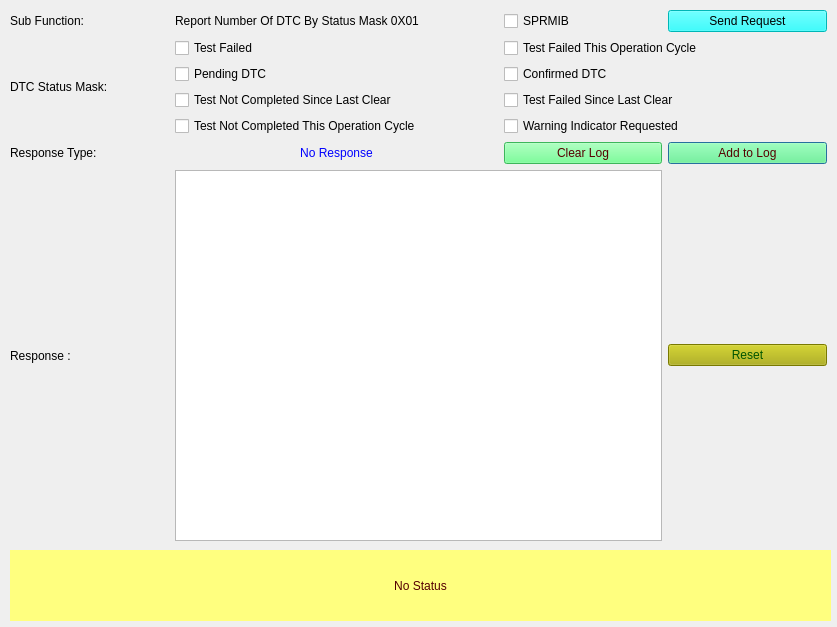
Above: SID_19_01.ui from VicharaVandana/ProxiCan before the change. Below: the same form after it.
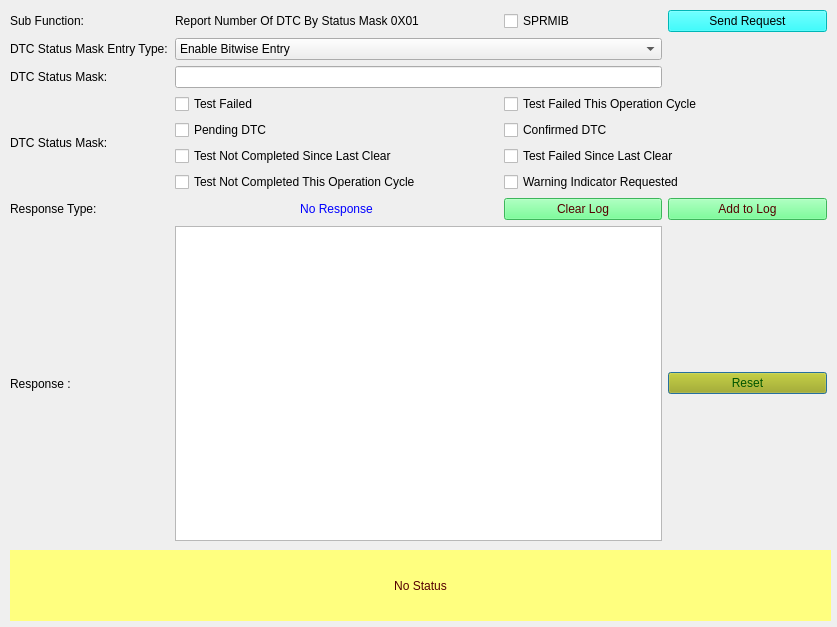
That is the form after the change.

Commit message: Service19 ReadDTCInformation Updated

What changed in the file:
```diff
--- a/SID_19_01.ui
+++ b/SID_19_01.ui
@@ -26,39 +26,14 @@
     <property name="sizeConstraint">
      <enum>QLayout::SetNoConstraint</enum>
     </property>
-    <item row="8" column="1" colspan="3">
-     <widget class="QTextBrowser" name="textBrowser_Resp"/>
-    </item>
-    <item row="5" column="4">
-     <widget class="QPushButton" name="pushButton_appendLog">
-      <property name="styleSheet">
-       <string notr="true">background-color: rgb(85, 255, 127);
-color: rgb(85, 0, 0);</string>
-      </property>
+    <item row="0" column="0">
+     <widget class="QLabel" name="label_subFunction">
       <property name="text">
-       <string>Add to Log</string>
+       <string>Sub Function:</string>
       </property>
      </widget>
     </item>
-    <item row="5" column="3">
-     <widget class="QPushButton" name="pushButton_clearLog">
-      <property name="styleSheet">
-       <string notr="true">background-color: rgb(85, 255, 127);
-color: rgb(85, 0, 0);</string>
-      </property>
-      <property name="text">
-       <string>Clear Log</string>
-      </property>
-     </widget>
-    </item>
-    <item row="8" column="0">
-     <widget class="QLabel" name="label_4">
-      <property name="text">
-       <string>Response : </string>
-      </property>
-     </widget>
-    </item>
-    <item row="8" column="4">
+    <item row="10" column="4">
      <widget class="QPushButton" name="pushButton_reset">
       <property name="styleSheet">
        <string notr="true">background-color: rgb(170, 170, 0);
@@ -70,45 +45,7 @@
       </property>
      </widget>
     </item>
-    <item row="5" column="0">
-     <widget class="QLabel" name="label_5">
-      <property name="text">
-       <string>Response Type: </string>
-      </property>
-     </widget>
-    </item>
-    <item row="0" column="0">
-     <widget class="QLabel" name="label_subFunction">
-      <property name="text">
-       <string>Sub Function:</string>
-      </property>
-     </widget>
-    </item>
-    <item row="1" column="1" colspan="4">
-     <layout class="QHBoxLayout" name="horizontalLayout">
-      <item>
-       <widget class="QCheckBox" name="checkBox_statusMask_bit0">
-        <property name="toolTip">
-         <string>&lt;html&gt;&lt;head/&gt;&lt;body&gt;&lt;p&gt;&lt;span style=&quot; font-family:'ui-sans-serif','-apple-system','system-ui','Segoe UI','Helvetica','Apple Color Emoji','Arial','sans-serif','Segoe UI Emoji','Segoe UI Symbol'; font-size:16px; color:#0d0d0d; background-color:#ffffff;&quot;&gt;Selecting this indicates the &lt;/span&gt;&lt;span style=&quot; font-family:'ui-sans-serif','-apple-system','system-ui','Segoe UI','Helvetica','Apple Color Emoji','Arial','sans-serif','Segoe UI Emoji','Segoe UI Symbol'; font-size:16px; font-weight:600; color:#0d0d0d; background-color:#ffffff;&quot;&gt;DTC test &lt;/span&gt;&lt;span style=&quot; font-family:'ui-sans-serif','-apple-system','system-ui','Segoe UI','Helvetica','Apple Color Emoji','Arial','sans-serif','Segoe UI Emoji','Segoe UI Symbol'; font-size:16px; color:#0d0d0d; background-color:#ffffff;&quot;&gt;has &lt;/span&gt;&lt;span style=&quot; font-family:'ui-sans-serif','-apple-system','system-ui','Segoe UI','Helvetica','Apple Color Emoji','Arial','sans-serif','Segoe UI Emoji','Segoe UI Symbol'; font-size:16px; font-weight:600; color:#0d0d0d; background-color:#ffffff;&quot;&gt;matured as a failure&lt;/span&gt;&lt;span style=&quot; font-family:'ui-sans-serif','-apple-system','system-ui','Segoe UI','Helvetica','Apple Color Emoji','Arial','sans-serif','Segoe UI Emoji','Segoe UI Symbol'; font-size:16px; color:#0d0d0d; background-color:#ffffff;&quot;&gt;, confirming the fault as present.&lt;/span&gt;&lt;/p&gt;&lt;/body&gt;&lt;/html&gt;</string>
-        </property>
-        <property name="text">
-         <string>Test Failed</string>
-        </property>
-       </widget>
-      </item>
-      <item>
-       <widget class="QCheckBox" name="checkBox_statusMask_bit1">
-        <property name="toolTip">
-         <string>&lt;html&gt;&lt;head/&gt;&lt;body&gt;&lt;p&gt;&lt;span style=&quot; font-family:'ui-sans-serif','-apple-system','system-ui','Segoe UI','Helvetica','Apple Color Emoji','Arial','sans-serif','Segoe UI Emoji','Segoe UI Symbol'; font-size:16px; color:#0d0d0d; background-color:#ffffff;&quot;&gt;Selecting this indicates the &lt;/span&gt;&lt;span style=&quot; font-family:'ui-sans-serif','-apple-system','system-ui','Segoe UI','Helvetica','Apple Color Emoji','Arial','sans-serif','Segoe UI Emoji','Segoe UI Symbol'; font-size:16px; font-weight:600; font-style:italic; color:#0d0d0d; background-color:#ffffff;&quot;&gt;DTC test failed  &lt;/span&gt;&lt;span style=&quot; font-family:'ui-sans-serif','-apple-system','system-ui','Segoe UI','Helvetica','Apple Color Emoji','Arial','sans-serif','Segoe UI Emoji','Segoe UI Symbol'; font-size:16px; color:#0d0d0d; background-color:#ffffff;&quot;&gt;during the &lt;/span&gt;&lt;span style=&quot; font-family:'ui-sans-serif','-apple-system','system-ui','Segoe UI','Helvetica','Apple Color Emoji','Arial','sans-serif','Segoe UI Emoji','Segoe UI Symbol'; font-size:16px; font-weight:600; color:#0d0d0d; background-color:#ffffff;&quot;&gt;current operation cycle&lt;/span&gt;&lt;span style=&quot; font-family:'ui-sans-serif','-apple-system','system-ui','Segoe UI','Helvetica','Apple Color Emoji','Arial','sans-serif','Segoe UI Emoji','Segoe UI Symbol'; font-size:16px; color:#0d0d0d; background-color:#ffffff;&quot;&gt;.&lt;/span&gt;&lt;/p&gt;&lt;/body&gt;&lt;/html&gt;</string>
-        </property>
-        <property name="text">
-         <string>Test Failed This Operation Cycle</string>
-        </property>
-       </widget>
-      </item>
-     </layout>
-    </item>
-    <item row="2" column="1" colspan="4">
+    <item row="4" column="1" colspan="4">
      <layout class="QHBoxLayout" name="horizontalLayout_3">
       <item>
        <widget class="QCheckBox" name="checkBox_statusMask_bit2">
@@ -132,7 +69,108 @@
       </item>
      </layout>
     </item>
+    <item row="7" column="4">
+     <widget class="QPushButton" name="pushButton_appendLog">
+      <property name="styleSheet">
+       <string notr="true">background-color: rgb(85, 255, 127);
+color: rgb(85, 0, 0);</string>
+      </property>
+      <property name="text">
+       <string>Add to Log</string>
+      </property>
+     </widget>
+    </item>
+    <item row="6" column="1" colspan="4">
+     <layout class="QHBoxLayout" name="horizontalLayout_5">
+      <item>
+       <widget class="QCheckBox" name="checkBox_statusMask_bit6">
+        <property name="toolTip">
+         <string>&lt;html&gt;&lt;head/&gt;&lt;body&gt;&lt;p&gt;&lt;span style=&quot; font-family:'ui-sans-serif','-apple-system','system-ui','Segoe UI','Helvetica','Apple Color Emoji','Arial','sans-serif','Segoe UI Emoji','Segoe UI Symbol'; font-size:16px; color:#0d0d0d; background-color:#ffffff;&quot;&gt;Selecting this indicates the DTC test has &lt;/span&gt;&lt;span style=&quot; font-family:'ui-sans-serif','-apple-system','system-ui','Segoe UI','Helvetica','Apple Color Emoji','Arial','sans-serif','Segoe UI Emoji','Segoe UI Symbol'; font-size:16px; font-weight:600; font-style:italic; color:#0d0d0d; background-color:#ffffff;&quot;&gt;not completed &lt;/span&gt;&lt;span style=&quot; font-family:'ui-sans-serif','-apple-system','system-ui','Segoe UI','Helvetica','Apple Color Emoji','Arial','sans-serif','Segoe UI Emoji','Segoe UI Symbol'; font-size:16px; font-style:italic; color:#0d0d0d; background-color:#ffffff;&quot;&gt;during this  current operation cycle.&lt;/span&gt;&lt;/p&gt;&lt;/body&gt;&lt;/html&gt;</string>
+        </property>
+        <property name="text">
+         <string>Test Not Completed This Operation Cycle</string>
+        </property>
+       </widget>
+      </item>
+      <item>
+       <widget class="QCheckBox" name="checkBox_statusMask_bit7">
+        <property name="toolTip">
+         <string>&lt;html&gt;&lt;head/&gt;&lt;body&gt;&lt;p&gt;&lt;span style=&quot; font-family:'ui-sans-serif','-apple-system','system-ui','Segoe UI','Helvetica','Apple Color Emoji','Arial','sans-serif','Segoe UI Emoji','Segoe UI Symbol'; font-size:16px; color:#0d0d0d; background-color:#ffffff;&quot;&gt;Selecting this indicates that the server is requesting the &lt;/span&gt;&lt;span style=&quot; font-family:'ui-sans-serif','-apple-system','system-ui','Segoe UI','Helvetica','Apple Color Emoji','Arial','sans-serif','Segoe UI Emoji','Segoe UI Symbol'; font-size:16px; font-weight:600; font-style:italic; color:#0d0d0d; background-color:#ffffff;&quot;&gt;warning indicator &lt;/span&gt;&lt;span style=&quot; font-family:'ui-sans-serif','-apple-system','system-ui','Segoe UI','Helvetica','Apple Color Emoji','Arial','sans-serif','Segoe UI Emoji','Segoe UI Symbol'; font-size:16px; font-style:italic; color:#0d0d0d; background-color:#ffffff;&quot;&gt; to be active.&lt;/span&gt;&lt;/p&gt;&lt;/body&gt;&lt;/html&gt;</string>
+        </property>
+        <property name="text">
+         <string>Warning Indicator Requested</string>
+        </property>
+       </widget>
+      </item>
+     </layout>
+    </item>
+    <item row="1" column="0">
+     <widget class="QLabel" name="DTCStatusMask_entryType_label">
+      <property name="text">
+       <string>DTC Status Mask Entry Type:</string>
+      </property>
+     </widget>
+    </item>
+    <item row="3" column="0" rowspan="4">
+     <widget class="QLabel" name="DTCStatusMask_label">
+      <property name="text">
+       <string>DTC Status Mask:</string>
+      </property>
+     </widget>
+    </item>
+    <item row="0" column="1" colspan="2">
+     <widget class="QLabel" name="subFunction_Name">
+      <property name="text">
+       <string>Report Number Of DTC By Status Mask 0X01 </string>
+      </property>
+     </widget>
+    </item>
+    <item row="10" column="1" colspan="3">
+     <widget class="QTextBrowser" name="textBrowser_Resp"/>
+    </item>
+    <item row="7" column="3">
+     <widget class="QPushButton" name="pushButton_clearLog">
+      <property name="styleSheet">
+       <string notr="true">background-color: rgb(85, 255, 127);
+color: rgb(85, 0, 0);</string>
+      </property>
+      <property name="text">
+       <string>Clear Log</string>
+      </property>
+     </widget>
+    </item>
     <item row="3" column="1" colspan="4">
+     <layout class="QHBoxLayout" name="horizontalLayout">
+      <item>
+       <widget class="QCheckBox" name="checkBox_statusMask_bit0">
+        <property name="toolTip">
+         <string>&lt;html&gt;&lt;head/&gt;&lt;body&gt;&lt;p&gt;&lt;span style=&quot; font-family:'ui-sans-serif','-apple-system','system-ui','Segoe UI','Helvetica','Apple Color Emoji','Arial','sans-serif','Segoe UI Emoji','Segoe UI Symbol'; font-size:16px; color:#0d0d0d; background-color:#ffffff;&quot;&gt;Selecting this indicates the &lt;/span&gt;&lt;span style=&quot; font-family:'ui-sans-serif','-apple-system','system-ui','Segoe UI','Helvetica','Apple Color Emoji','Arial','sans-serif','Segoe UI Emoji','Segoe UI Symbol'; font-size:16px; font-weight:600; color:#0d0d0d; background-color:#ffffff;&quot;&gt;DTC test &lt;/span&gt;&lt;span style=&quot; font-family:'ui-sans-serif','-apple-system','system-ui','Segoe UI','Helvetica','Apple Color Emoji','Arial','sans-serif','Segoe UI Emoji','Segoe UI Symbol'; font-size:16px; color:#0d0d0d; background-color:#ffffff;&quot;&gt;has &lt;/span&gt;&lt;span style=&quot; font-family:'ui-sans-serif','-apple-system','system-ui','Segoe UI','Helvetica','Apple Color Emoji','Arial','sans-serif','Segoe UI Emoji','Segoe UI Symbol'; font-size:16px; font-weight:600; color:#0d0d0d; background-color:#ffffff;&quot;&gt;matured as a failure&lt;/span&gt;&lt;span style=&quot; font-family:'ui-sans-serif','-apple-system','system-ui','Segoe UI','Helvetica','Apple Color Emoji','Arial','sans-serif','Segoe UI Emoji','Segoe UI Symbol'; font-size:16px; color:#0d0d0d; background-color:#ffffff;&quot;&gt;, confirming the fault as present.&lt;/span&gt;&lt;/p&gt;&lt;/body&gt;&lt;/html&gt;</string>
+        </property>
+        <property name="text">
+         <string>Test Failed</string>
+        </property>
+       </widget>
+      </item>
+      <item>
+       <widget class="QCheckBox" name="checkBox_statusMask_bit1">
+        <property name="toolTip">
+         <string>&lt;html&gt;&lt;head/&gt;&lt;body&gt;&lt;p&gt;&lt;span style=&quot; font-family:'ui-sans-serif','-apple-system','system-ui','Segoe UI','Helvetica','Apple Color Emoji','Arial','sans-serif','Segoe UI Emoji','Segoe UI Symbol'; font-size:16px; color:#0d0d0d; background-color:#ffffff;&quot;&gt;Selecting this indicates the &lt;/span&gt;&lt;span style=&quot; font-family:'ui-sans-serif','-apple-system','system-ui','Segoe UI','Helvetica','Apple Color Emoji','Arial','sans-serif','Segoe UI Emoji','Segoe UI Symbol'; font-size:16px; font-weight:600; font-style:italic; color:#0d0d0d; background-color:#ffffff;&quot;&gt;DTC test failed  &lt;/span&gt;&lt;span style=&quot; font-family:'ui-sans-serif','-apple-system','system-ui','Segoe UI','Helvetica','Apple Color Emoji','Arial','sans-serif','Segoe UI Emoji','Segoe UI Symbol'; font-size:16px; color:#0d0d0d; background-color:#ffffff;&quot;&gt;during the &lt;/span&gt;&lt;span style=&quot; font-family:'ui-sans-serif','-apple-system','system-ui','Segoe UI','Helvetica','Apple Color Emoji','Arial','sans-serif','Segoe UI Emoji','Segoe UI Symbol'; font-size:16px; font-weight:600; color:#0d0d0d; background-color:#ffffff;&quot;&gt;current operation cycle&lt;/span&gt;&lt;span style=&quot; font-family:'ui-sans-serif','-apple-system','system-ui','Segoe UI','Helvetica','Apple Color Emoji','Arial','sans-serif','Segoe UI Emoji','Segoe UI Symbol'; font-size:16px; color:#0d0d0d; background-color:#ffffff;&quot;&gt;.&lt;/span&gt;&lt;/p&gt;&lt;/body&gt;&lt;/html&gt;</string>
+        </property>
+        <property name="text">
+         <string>Test Failed This Operation Cycle</string>
+        </property>
+       </widget>
+      </item>
+     </layout>
+    </item>
+    <item row="7" column="0">
+     <widget class="QLabel" name="label_5">
+      <property name="text">
+       <string>Response Type: </string>
+      </property>
+     </widget>
+    </item>
+    <item row="5" column="1" colspan="4">
      <layout class="QHBoxLayout" name="horizontalLayout_4">
       <item>
        <widget class="QCheckBox" name="checkBox_statusMask_bit4">
@@ -156,43 +194,10 @@
       </item>
      </layout>
     </item>
-    <item row="4" column="1" colspan="4">
-     <layout class="QHBoxLayout" name="horizontalLayout_5">
-      <item>
-       <widget class="QCheckBox" name="checkBox_statusMask_bit6">
-        <property name="toolTip">
-         <string>&lt;html&gt;&lt;head/&gt;&lt;body&gt;&lt;p&gt;&lt;span style=&quot; font-family:'ui-sans-serif','-apple-system','system-ui','Segoe UI','Helvetica','Apple Color Emoji','Arial','sans-serif','Segoe UI Emoji','Segoe UI Symbol'; font-size:16px; color:#0d0d0d; background-color:#ffffff;&quot;&gt;Selecting this indicates the DTC test has &lt;/span&gt;&lt;span style=&quot; font-family:'ui-sans-serif','-apple-system','system-ui','Segoe UI','Helvetica','Apple Color Emoji','Arial','sans-serif','Segoe UI Emoji','Segoe UI Symbol'; font-size:16px; font-weight:600; font-style:italic; color:#0d0d0d; background-color:#ffffff;&quot;&gt;not completed &lt;/span&gt;&lt;span style=&quot; font-family:'ui-sans-serif','-apple-system','system-ui','Segoe UI','Helvetica','Apple Color Emoji','Arial','sans-serif','Segoe UI Emoji','Segoe UI Symbol'; font-size:16px; font-style:italic; color:#0d0d0d; background-color:#ffffff;&quot;&gt;during this  current operation cycle.&lt;/span&gt;&lt;/p&gt;&lt;/body&gt;&lt;/html&gt;</string>
-        </property>
-        <property name="text">
-         <string>Test Not Completed This Operation Cycle</string>
-        </property>
-       </widget>
-      </item>
-      <item>
-       <widget class="QCheckBox" name="checkBox_statusMask_bit7">
-        <property name="toolTip">
-         <string>&lt;html&gt;&lt;head/&gt;&lt;body&gt;&lt;p&gt;&lt;span style=&quot; font-family:'ui-sans-serif','-apple-system','system-ui','Segoe UI','Helvetica','Apple Color Emoji','Arial','sans-serif','Segoe UI Emoji','Segoe UI Symbol'; font-size:16px; color:#0d0d0d; background-color:#ffffff;&quot;&gt;Selecting this indicates that the server is requesting the &lt;/span&gt;&lt;span style=&quot; font-family:'ui-sans-serif','-apple-system','system-ui','Segoe UI','Helvetica','Apple Color Emoji','Arial','sans-serif','Segoe UI Emoji','Segoe UI Symbol'; font-size:16px; font-weight:600; font-style:italic; color:#0d0d0d; background-color:#ffffff;&quot;&gt;warning indicator &lt;/span&gt;&lt;span style=&quot; font-family:'ui-sans-serif','-apple-system','system-ui','Segoe UI','Helvetica','Apple Color Emoji','Arial','sans-serif','Segoe UI Emoji','Segoe UI Symbol'; font-size:16px; font-style:italic; color:#0d0d0d; background-color:#ffffff;&quot;&gt; to be active.&lt;/span&gt;&lt;/p&gt;&lt;/body&gt;&lt;/html&gt;</string>
-        </property>
-        <property name="text">
-         <string>Warning Indicator Requested</string>
-        </property>
-       </widget>
-      </item>
-     </layout>
-    </item>
-    <item row="5" column="1" colspan="2">
-     <widget class="QLabel" name="label_ResType">
-      <property name="autoFillBackground">
-       <bool>false</bool>
-      </property>
-      <property name="styleSheet">
-       <string notr="true">color: rgb(0, 0, 255);</string>
-      </property>
+    <item row="10" column="0">
+     <widget class="QLabel" name="label_4">
       <property name="text">
-       <string>No Response</string>
-      </property>
-      <property name="alignment">
-       <set>Qt::AlignCenter</set>
+       <string>Response : </string>
       </property>
      </widget>
     </item>
@@ -221,20 +226,46 @@
       </property>
      </widget>
     </item>
-    <item row="0" column="1" colspan="2">
-     <widget class="QLabel" name="subFunction_Name">
+    <item row="7" column="1" colspan="2">
+     <widget class="QLabel" name="label_ResType">
+      <property name="autoFillBackground">
+       <bool>false</bool>
+      </property>
+      <property name="styleSheet">
+       <string notr="true">color: rgb(0, 0, 255);</string>
+      </property>
       <property name="text">
-       <string>Report Number Of DTC By Status Mask 0X01 </string>
+       <string>No Response</string>
+      </property>
+      <property name="alignment">
+       <set>Qt::AlignCenter</set>
       </property>
      </widget>
     </item>
-    <item row="1" column="0" rowspan="4">
-     <widget class="QLabel" name="DTCStatusMask_label">
+    <item row="2" column="0">
+     <widget class="QLabel" name="DTCStatusMask_label_2">
       <property name="text">
        <string>DTC Status Mask:</string>
       </property>
      </widget>
     </item>
+    <item row="1" column="1" colspan="3">
+     <widget class="QComboBox" name="comboBox_DTCStatusMask_entryType">
+      <item>
+       <property name="text">
+        <string>Enable Bitwise Entry</string>
+       </property>
+      </item>
+      <item>
+       <property name="text">
+        <string>Enable Manual Entry</string>
+       </property>
+      </item>
+     </widget>
+    </item>
+    <item row="2" column="1" colspan="3">
+     <widget class="QLineEdit" name="lineEdit_DTCStatusMask"/>
+    </item>
    </layout>
   </widget>
   <widget class="QLabel" name="label_status">
```
Left out of the diff: 2 changed lines with no effect on the pictures. The commit also changes 1 other file.
